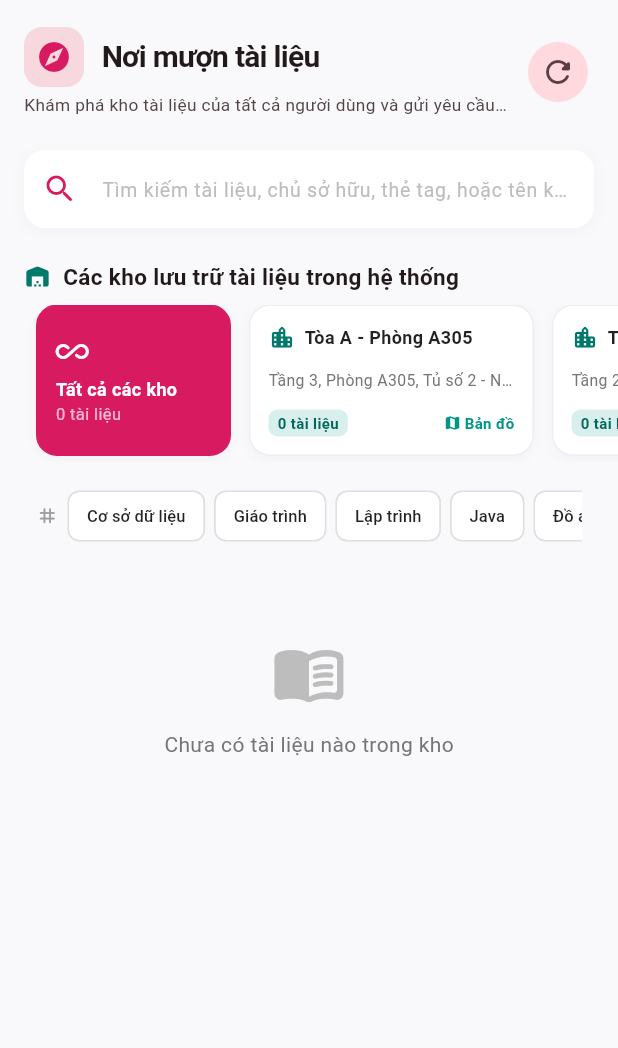
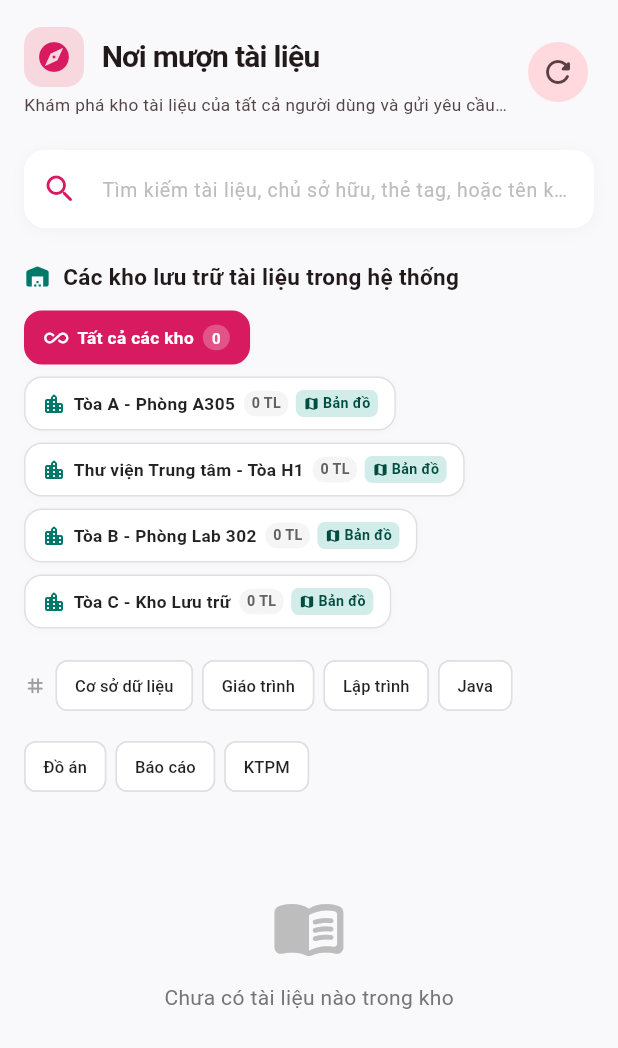
Before and after one commit to pvhung2112/nhom9-65ktpmth2, a Flutter app: the ExploreBorrowPage screen opened directly, on a phone screen of 412 x 824 dp. Shown: the top 1048 px of the screen. Run offline on Flutter 3.47's test engine with Material 3 defaults, Android fonts, the phone set to English and light mode, and no system bars; missing offline and left inert: dart:html, dart:ui_web; accounts and stored records are empty; network calls fail.

Commit message:
fix: Eliminate RenderFlex overflow in studyDocumentCard and convert filter chips & warehouses to responsive Wrap

```diff
--- a/lib/pages/exploreBorrowPage.dart
+++ b/lib/pages/exploreBorrowPage.dart
@@ -553,164 +553,35 @@ class _ExploreBorrowPageState extends State<ExploreBorrowPage> {
             ),
           ),
 
-          // Horizontal Warehouse Cards
+          // Warehouse Selector: Wrap co giãn tự động, không bị tràn cắt mép màn hình
           SliverToBoxAdapter(
-            child: SizedBox(
-              height: 105,
-              child: ListView.builder(
-                scrollDirection: Axis.horizontal,
-                padding: const EdgeInsets.symmetric(horizontal: 24),
-                itemCount: _locations.length + 1,
-                itemBuilder: (context, index) {
-                  if (index == 0) {
-                    final isAll = _selectedLocation == null;
-                    return Padding(
-                      padding: const EdgeInsets.only(right: 12, bottom: 4),
-                      child: InkWell(
-                        onTap: () => setState(() => _selectedLocation = null),
-                        borderRadius: BorderRadius.circular(14),
-                        child: Container(
-                          width: 130,
-                          padding: const EdgeInsets.all(12),
-                          decoration: BoxDecoration(
-                            color: isAll ? const Color(0xFFD81B60) : Colors.white,
-                            borderRadius: BorderRadius.circular(14),
-                            border: Border.all(
-                              color: isAll ? const Color(0xFFD81B60) : Colors.grey.shade200,
-                              width: 1.2,
-                            ),
-                            boxShadow: [
-                              BoxShadow(color: Colors.black.withOpacity(0.03), blurRadius: 6, offset: const Offset(0, 2)),
-                            ],
-                          ),
-                          child: Column(
-                            crossAxisAlignment: CrossAxisAlignment.start,
-                            mainAxisAlignment: MainAxisAlignment.center,
+            child: Padding(
+              padding: EdgeInsets.fromLTRB(isMobile ? 16 : 24, 4, isMobile ? 16 : 24, 10),
+              child: Wrap(
+                spacing: 8,
+                runSpacing: 8,
                 children: [
-                              Icon(Icons.all_inclusive_rounded, color: isAll ? Colors.white : Colors.grey.shade700, size: 22),
-                              const SizedBox(height: 6),
-                              Text(
-                                'Tất cả các kho',
-                                style: TextStyle(
-                                  fontSize: 12,
-                                  fontWeight: FontWeight.bold,
-                                  color: isAll ? Colors.white : Colors.black87,
-                                ),
-                              ),
-                              Text(
-                                '${_allDocs.length} tài liệu',
-                                style: TextStyle(fontSize: 11, color: isAll ? Colors.white70 : Colors.grey),
-                              ),
+                  _buildAllLocationsChip(isMobile),
+                  ..._locations.map((loc) => _buildLocationCard(loc, isMobile)),
                 ],
               ),
             ),
           ),
-                    );
-                  }
 
-                  final loc = _locations[index - 1];
-                  final isSelected = _selectedLocation == loc.name;
-                  final docCount = _allDocs.where((d) => d.physicalLocation == loc.name).length;
-
-                  return Padding(
-                    padding: const EdgeInsets.only(right: 12, bottom: 4),
-                    child: InkWell(
-                      onTap: () => setState(() => _selectedLocation = isSelected ? null : loc.name),
-                      borderRadius: BorderRadius.circular(14),
-                      child: Container(
-                        width: 190,
-                        padding: const EdgeInsets.all(12),
-                        decoration: BoxDecoration(
-                          color: isSelected ? Colors.teal.shade50 : Colors.white,
-                          borderRadius: BorderRadius.circular(14),
-                          border: Border.all(
-                            color: isSelected ? Colors.teal : Colors.grey.shade200,
-                            width: isSelected ? 1.8 : 1.0,
-                          ),
-                          boxShadow: [
-                            BoxShadow(color: Colors.black.withOpacity(0.03), blurRadius: 6, offset: const Offset(0, 2)),
-                          ],
-                        ),
-                        child: Column(
-                          crossAxisAlignment: CrossAxisAlignment.start,
-                          mainAxisAlignment: MainAxisAlignment.spaceBetween,
-                          children: [
-                            Row(
-                              children: [
-                                Icon(Icons.location_city_rounded, color: isSelected ? Colors.teal.shade700 : const Color(0xFF00796B), size: 18),
-                                const SizedBox(width: 6),
-                                Expanded(
-                                  child: Text(
-                                    loc.name,
-                                    style: TextStyle(
-                                      fontSize: 12,
-                                      fontWeight: FontWeight.bold,
-                                      color: isSelected ? Colors.teal.shade900 : Colors.black87,
-                                    ),
-                                    maxLines: 1,
-                                    overflow: TextOverflow.ellipsis,
-                                  ),
-                                ),
-                              ],
-                            ),
-                            Text(
-                              loc.shelfDetail.isNotEmpty ? loc.shelfDetail : loc.building,
-                              style: TextStyle(fontSize: 10.5, color: Colors.grey.shade600),
-                              maxLines: 1,
-                              overflow: TextOverflow.ellipsis,
-                            ),
-                            Row(
-                              mainAxisAlignment: MainAxisAlignment.spaceBetween,
-                              children: [
-                                Container(
-                                  padding: const EdgeInsets.symmetric(horizontal: 6, vertical: 2),
-                                  decoration: BoxDecoration(
-                                    color: Colors.teal.shade100.withOpacity(0.5),
-                                    borderRadius: BorderRadius.circular(6),
-                                  ),
-                                  child: Text(
-                                    '$docCount tài liệu',
-                                    style: TextStyle(fontSize: 10, fontWeight: FontWeight.bold, color: Colors.teal.shade800),
-                                  ),
-                                ),
-                                InkWell(
-                                  onTap: () => _showLocationMap(loc),
-                                  child: const Row(
-                                    children: [
-                                      Icon(Icons.map_rounded, size: 12, color: Colors.teal),
-                                      SizedBox(width: 2),
-                                      Text('Bản đồ', style: TextStyle(fontSize: 10, color: Colors.teal, fontWeight: FontWeight.bold)),
-                                    ],
-                                  ),
-                                ),
-                              ],
-                            ),
-                          ],
-                        ),
-                      ),
-                    ),
-                  );
-                },
-              ),
-            ),
-          ),
-
-          // 4. Section: Thẻ Tags
+          // 4. Section: Thẻ Tags (Wrap co giãn tự động xuống dòng)
           if (_tags.isNotEmpty)
             SliverToBoxAdapter(
               child: Padding(
-                padding: const EdgeInsets.fromLTRB(24, 12, 24, 4),
-                child: SingleChildScrollView(
-                  scrollDirection: Axis.horizontal,
-                  child: Row(
+                padding: EdgeInsets.fromLTRB(isMobile ? 16 : 24, 4, isMobile ? 16 : 24, 6),
+                child: Wrap(
+                  spacing: 6,
+                  runSpacing: 6,
+                  crossAxisAlignment: WrapCrossAlignment.center,
                   children: [
                     const Icon(Icons.tag_rounded, size: 15, color: Colors.grey),
-                      const SizedBox(width: 6),
                     ..._tags.map((t) {
                       final isSel = _selectedTag == t.name;
-                        return Padding(
-                          padding: const EdgeInsets.only(right: 6),
-                          child: FilterChip(
+                      return FilterChip(
                         label: Text(t.name, style: TextStyle(fontSize: 11, color: isSel ? Colors.white : Colors.black87)),
                         selected: isSel,
                         selectedColor: const Color(0xFF1976D2),
@@ -718,11 +589,9 @@ class _ExploreBorrowPageState extends State<ExploreBorrowPage> {
                         side: BorderSide(color: isSel ? const Color(0xFF1976D2) : Colors.grey.shade300),
                         padding: const EdgeInsets.symmetric(horizontal: 4, vertical: 2),
                         onSelected: (val) => setState(() => _selectedTag = val ? t.name : null),
-                          ),
                       );
                     }),
                   ],
-                  ),
                 ),
               ),
             ),
@@ -1036,4 +905,135 @@ class _ExploreBorrowPageState extends State<ExploreBorrowPage> {
   ),
 );
   }
+
+  Widget _buildAllLocationsChip(bool isMobile) {
+    final isAll = _selectedLocation == null;
+    return InkWell(
+      onTap: () => setState(() => _selectedLocation = null),
+      borderRadius: BorderRadius.circular(12),
+      child: Container(
+        padding: const EdgeInsets.symmetric(horizontal: 12, vertical: 8),
+        decoration: BoxDecoration(
+          color: isAll ? const Color(0xFFD81B60) : Colors.white,
+          borderRadius: BorderRadius.circular(12),
+          border: Border.all(
+            color: isAll ? const Color(0xFFD81B60) : Colors.grey.shade300,
+            width: isAll ? 1.5 : 1.0,
+          ),
+          boxShadow: [
+            BoxShadow(color: Colors.black.withOpacity(0.02), blurRadius: 4, offset: const Offset(0, 1)),
+          ],
+        ),
+        child: Row(
+          mainAxisSize: MainAxisSize.min,
+          children: [
+            Icon(Icons.all_inclusive_rounded, color: isAll ? Colors.white : const Color(0xFFD81B60), size: 16),
+            const SizedBox(width: 6),
+            Text(
+              'Tất cả các kho',
+              style: TextStyle(
+                fontSize: 11.5,
+                fontWeight: isAll ? FontWeight.bold : FontWeight.w600,
+                color: isAll ? Colors.white : Colors.black87,
+              ),
+            ),
+            const SizedBox(width: 6),
+            Container(
+              padding: const EdgeInsets.symmetric(horizontal: 6, vertical: 1.5),
+              decoration: BoxDecoration(
+                color: isAll ? Colors.white.withOpacity(0.25) : Colors.grey.shade100,
+                borderRadius: BorderRadius.circular(10),
+              ),
+              child: Text(
+                '${_allDocs.length}',
+                style: TextStyle(
+                  fontSize: 10,
+                  fontWeight: FontWeight.bold,
+                  color: isAll ? Colors.white : Colors.grey.shade800,
+                ),
+              ),
+            ),
+          ],
+        ),
+      ),
+    );
   }
+
+  Widget _buildLocationCard(StorageLocationItem loc, bool isMobile) {
+    final isSelected = _selectedLocation == loc.name;
+    final docCount = _allDocs.where((d) => d.physicalLocation == loc.name).length;
+
+    return InkWell(
+      onTap: () => setState(() => _selectedLocation = isSelected ? null : loc.name),
+      borderRadius: BorderRadius.circular(12),
+      child: Container(
+        padding: const EdgeInsets.symmetric(horizontal: 11, vertical: 8),
+        decoration: BoxDecoration(
+          color: isSelected ? Colors.teal.shade50 : Colors.white,
+          borderRadius: BorderRadius.circular(12),
+          border: Border.all(
+            color: isSelected ? Colors.teal : Colors.grey.shade300,
+            width: isSelected ? 1.5 : 1.0,
+          ),
+          boxShadow: [
+            BoxShadow(color: Colors.black.withOpacity(0.02), blurRadius: 4, offset: const Offset(0, 1)),
+          ],
+        ),
+        child: Row(
+          mainAxisSize: MainAxisSize.min,
+          children: [
+            Icon(Icons.location_city_rounded, color: isSelected ? Colors.teal.shade800 : const Color(0xFF00796B), size: 16),
+            const SizedBox(width: 5),
+            Text(
+              loc.name,
+              style: TextStyle(
+                fontSize: 11.5,
+                fontWeight: isSelected ? FontWeight.bold : FontWeight.w600,
+                color: isSelected ? Colors.teal.shade900 : Colors.black87,
+              ),
+            ),
+            const SizedBox(width: 6),
+            Container(
+              padding: const EdgeInsets.symmetric(horizontal: 5, vertical: 1.5),
+              decoration: BoxDecoration(
+                color: isSelected ? Colors.teal.shade100 : Colors.grey.shade100,
+                borderRadius: BorderRadius.circular(8),
+              ),
+              child: Text(
+                '$docCount TL',
+                style: TextStyle(
+                  fontSize: 9.5,
+                  fontWeight: FontWeight.bold,
+                  color: isSelected ? Colors.teal.shade900 : Colors.grey.shade700,
+                ),
+              ),
+            ),
+            const SizedBox(width: 5),
+            InkWell(
+              onTap: () => _showLocationMap(loc),
+              borderRadius: BorderRadius.circular(5),
+              child: Container(
+                padding: const EdgeInsets.symmetric(horizontal: 5, vertical: 2),
+                decoration: BoxDecoration(
+                  color: Colors.teal.shade100.withOpacity(0.6),
+                  borderRadius: BorderRadius.circular(5),
+                ),
+                child: const Row(
+                  mainAxisSize: MainAxisSize.min,
+                  children: [
+                    Icon(Icons.map_rounded, size: 11, color: Color(0xFF004D40)),
+                    SizedBox(width: 2),
+                    Text(
+                      'Bản đồ',
+                      style: TextStyle(fontSize: 9.5, fontWeight: FontWeight.bold, color: Color(0xFF004D40)),
+                    ),
+                  ],
+                ),
+              ),
+            ),
+          ],
+        ),
+      ),
+    );
+  }
+}
--- a/lib/pages/studyDocumentsPage.dart
+++ b/lib/pages/studyDocumentsPage.dart
@@ -322,11 +322,11 @@ class _StudyDocumentsPageState extends State<StudyDocumentsPage> {
                   child: Column(
                     crossAxisAlignment: CrossAxisAlignment.start,
                     children: [
-                      // Hàng 1: Lọc nhanh theo Thẻ Tag
+                      // Hàng 1: Lọc nhanh theo Thẻ Tag (Wrap tự động xuống dòng trên mobile)
                       if (allTags.isNotEmpty) ...[
-                        SingleChildScrollView(
-                          scrollDirection: Axis.horizontal,
-                          child: Row(
+                        Wrap(
+                          spacing: 8,
+                          runSpacing: 6,
                           children: [
                             _buildTagFilterChip(
                               label: 'Tất cả thẻ (${allDocs.length})',
@@ -334,30 +334,25 @@ class _StudyDocumentsPageState extends State<StudyDocumentsPage> {
                               isSelected: _selectedTag == null,
                               onTap: () => setState(() => _selectedTag = null),
                             ),
-                              const SizedBox(width: 8),
                             ...allTags.map((tag) {
                               final isSel = _selectedTag == tag;
                               final count = allDocs.where((d) => d.tags.contains(tag)).length;
-                                return Padding(
-                                  padding: const EdgeInsets.only(right: 8),
-                                  child: _buildTagFilterChip(
+                              return _buildTagFilterChip(
                                 label: '$tag ($count)',
                                 isSelected: isSel,
                                 onTap: () => setState(() => _selectedTag = isSel ? null : tag),
-                                  ),
                               );
                             }),
                           ],
                         ),
-                        ),
                         const SizedBox(height: 8),
                       ],
 
-                      // Hàng 2: Lọc theo Kho / Tòa nhà lưu trữ bản cứng ngoài đời
+                      // Hàng 2: Lọc theo Kho lưu trữ (Wrap tự động xuống dòng trên mobile)
                       if (allLocations.isNotEmpty) ...[
-                        SingleChildScrollView(
-                          scrollDirection: Axis.horizontal,
-                          child: Row(
+                        Wrap(
+                          spacing: 8,
+                          runSpacing: 6,
                           children: [
                             _buildLocationFilterChip(
                               label: 'Tất cả vị trí kho (${allDocs.length})',
@@ -365,22 +360,17 @@ class _StudyDocumentsPageState extends State<StudyDocumentsPage> {
                               isSelected: _selectedLocation == null,
                               onTap: () => setState(() => _selectedLocation = null),
                             ),
-                              const SizedBox(width: 8),
                             ...allLocations.map((loc) {
                               final isSel = _selectedLocation == loc;
                               final count = allDocs.where((d) => d.physicalLocation == loc).length;
-                                return Padding(
-                                  padding: const EdgeInsets.only(right: 8),
-                                  child: _buildLocationFilterChip(
+                              return _buildLocationFilterChip(
                                 label: '$loc ($count)',
                                 icon: Icons.place_rounded,
                                 isSelected: isSel,
                                 onTap: () => setState(() => _selectedLocation = isSel ? null : loc),
-                                  ),
                               );
                             }),
                           ],
-                          ),
                         ),
                       ],
                     ],
--- a/lib/widgets/studyDocumentCard.dart
+++ b/lib/widgets/studyDocumentCard.dart
@@ -135,14 +135,14 @@ class StudyDocumentCard extends StatelessWidget {
                     ),
 
                     const SizedBox(width: 8),
-                    _buildPermissionBadge(),
-                    // SE301 Course code hidden as requested
-
-                    const Spacer(),
+                    Flexible(
+                      child: _buildPermissionBadge(),
+                    ),
+                    const SizedBox(width: 6),
 
                     if (document.isPinned) ...[
                       Container(
-                        padding: const EdgeInsets.symmetric(horizontal: 8, vertical: 3),
+                        padding: const EdgeInsets.symmetric(horizontal: 7, vertical: 2.5),
                         decoration: BoxDecoration(
                           color: const Color(0xFFFFF8E1),
                           borderRadius: BorderRadius.circular(12),
@@ -151,12 +151,12 @@ class StudyDocumentCard extends StatelessWidget {
                         child: const Row(
                           mainAxisSize: MainAxisSize.min,
                           children: [
-                            Icon(Icons.push_pin_rounded, size: 12, color: Color(0xFFE65100)),
-                            SizedBox(width: 4),
+                            Icon(Icons.push_pin_rounded, size: 11, color: Color(0xFFE65100)),
+                            SizedBox(width: 3),
                             Text(
-                              'ĐÃ GHIM LÊN ĐẦU',
+                              'ĐÃ GHIM',
                               style: TextStyle(
-                                fontSize: 10,
+                                fontSize: 9.5,
                                 fontWeight: FontWeight.bold,
                                 color: Color(0xFFE65100),
                                 letterSpacing: 0.3,
@@ -652,9 +652,13 @@ class StudyDocumentCard extends StatelessWidget {
         children: [
           Icon(icon, size: 12, color: textColor),
           const SizedBox(width: 4),
-          Text(
-            'Được chia sẻ: $badgeText (từ $from)',
-            style: TextStyle(fontSize: 10, fontWeight: FontWeight.bold, color: textColor),
+          Flexible(
+            child: Text(
+              'Được chia sẻ: $badgeText (từ $from)',
+              style: TextStyle(fontSize: 10, fontWeight: FontWeight.bold, color: textColor),
+              maxLines: 1,
+              overflow: TextOverflow.ellipsis,
+            ),
           ),
         ],
       ),
```
Lines whose indentation alone changed are shown as unchanged.
